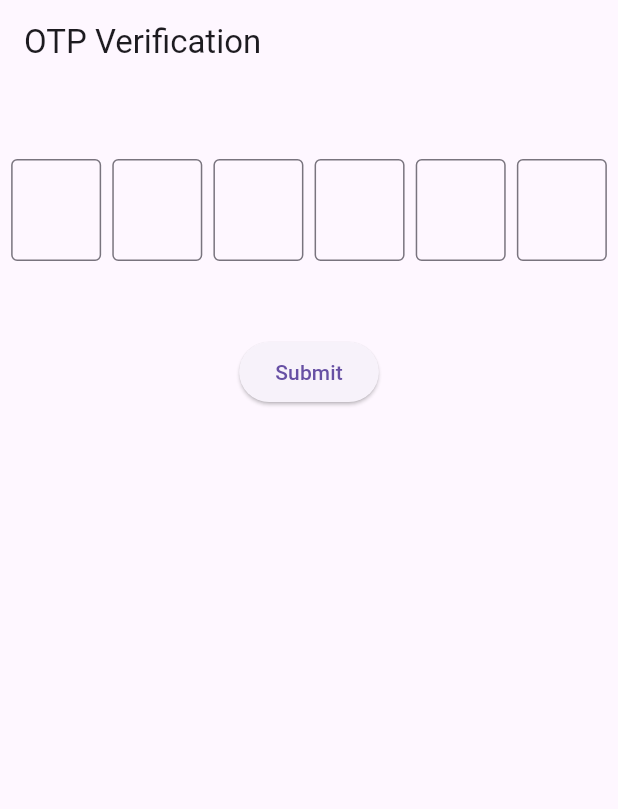
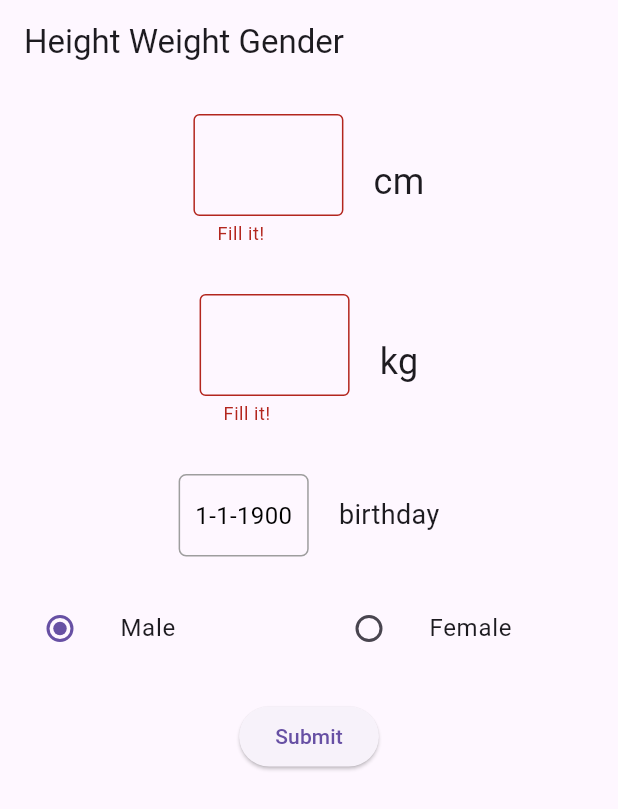
Before and after one commit to B1loliddin/tabib, a Flutter app: the screen it shows after launch, after a tap on "Submit", on a phone screen of 412 x 824 dp. Shown: the top 809 px of the screen. Run offline on Flutter 3.47's test engine with Material 3 defaults, Android fonts, the light colour scheme and no system bars; our stand-ins replace firebase_core, shared_preferences; accounts and stored records are empty; network calls fail.

Commit message:
height weight birthday gender page set up

```diff
--- a/lib/app.dart
+++ b/lib/app.dart
@@ -1,4 +1,5 @@
 import 'package:flutter/material.dart';
+import 'package:tabib/pages/auth/height_weight_gender_page.dart';
 import 'package:tabib/pages/auth/otp_verification_page.dart';
 import 'package:tabib/pages/auth/sign_in_page.dart';
 import 'package:tabib/pages/auth/sign_up_page.dart';
@@ -11,12 +12,13 @@ class Tabib extends StatelessWidget {
   Widget build(BuildContext context) {
     return MaterialApp(
       debugShowCheckedModeBanner: false,
-      initialRoute: 'otp_verification_page',
+      initialRoute: 'height_weight_gender',
       routes: {
         // '/': (context) => SplashPage(),
         'sign_up_page': (context) => SignUpPage(),
         'sign_in_page': (context) => SignInPage(),
         'otp_verification_page': (context) => OtpVerificationPage(email: ''),
+        'height_weight_gender': (context) => HeightWeightGenderPage(),
       },
     );
   }
--- a/lib/main.dart
+++ b/lib/main.dart
@@ -2,8 +2,10 @@
 
 import 'package:firebase_core/firebase_core.dart';
 import 'package:flutter/material.dart';
+import 'package:provider/provider.dart';
 import 'package:tabib/app.dart';
 import 'package:tabib/firebase_options.dart';
+import 'package:tabib/providers/current_user_provider.dart';
 
 void main() {
   runZonedGuarded(
@@ -14,7 +16,14 @@
         options: DefaultFirebaseOptions.currentPlatform,
       );
 
-      runApp(Tabib());
+      runApp(
+        MultiProvider(
+          providers: [
+            ChangeNotifierProvider(create: (context) => CurrentUserProvider()),
+          ],
+          child: Tabib(),
+        ),
+      );
     },
     (error, stack) {
       debugPrint('Error: $error');
--- /dev/null
+++ b/lib/models/user_model.dart
@@ -0,0 +1,54 @@
+enum Gender { male, female }
+
+class UserModel {
+  String id;
+  String firstName;
+  String lastName;
+  String email;
+  String password;
+  DateTime dateOfBirth;
+  int height;
+  double weight;
+  Gender gender;
+
+  UserModel({
+    required this.id,
+    required this.firstName,
+    required this.lastName,
+    required this.email,
+    required this.password,
+    required this.dateOfBirth,
+    required this.height,
+    required this.weight,
+    required this.gender,
+  });
+
+  factory UserModel.fromJson(Map<String, dynamic> json) {
+    return UserModel(
+      id: json['id'] as String,
+      firstName: json['firstName'] as String,
+      lastName: json['lastName'] as String,
+      email: json['email'] as String,
+      password: json['password'] as String,
+      dateOfBirth: DateTime.parse(json['dateOfBirth'] as String),
+      height: json['height'] as int,
+      weight: (json['weight'] as num).toDouble(),
+      gender: Gender.values
+          .firstWhere((e) => e.toString() == 'Gender.${json['gender']}'),
+    );
+  }
+
+  Map<String, dynamic> toJson() {
+    return {
+      'id': id,
+      'firstName': firstName,
+      'lastName': lastName,
+      'email': email,
+      'password': password,
+      'dateOfBirth': dateOfBirth.toIso8601String(),
+      'height': height,
+      'weight': weight,
+      'gender': gender.toString().split('.').last,
+    };
+  }
+}
--- /dev/null
+++ b/lib/pages/auth/height_weight_gender_page.dart
@@ -0,0 +1,255 @@
+import 'package:flutter/material.dart';
+import 'package:flutter/services.dart';
+import 'package:provider/provider.dart';
+import 'package:tabib/models/user_model.dart';
+import 'package:tabib/providers/current_user_provider.dart';
+
+class HeightWeightGenderPage extends StatefulWidget {
+  const HeightWeightGenderPage({super.key});
+
+  @override
+  State<HeightWeightGenderPage> createState() => _HeightWeightGenderPageState();
+}
+
+class _HeightWeightGenderPageState extends State<HeightWeightGenderPage> {
+  final formKey = GlobalKey<FormState>();
+  late final TextEditingController _heightController;
+  late final TextEditingController _weightController;
+  Gender _selectedGender = Gender.male;
+  DateTime _selectedDate = DateTime(1900);
+
+  @override
+  void initState() {
+    super.initState();
+    _initAllControllers();
+  }
+
+  @override
+  void dispose() {
+    super.dispose();
+    _disposeAllControllers();
+  }
+
+  /// #initializations
+  void _initAllControllers() {
+    _heightController = TextEditingController();
+    _weightController = TextEditingController();
+  }
+
+  void _disposeAllControllers() {
+    _heightController.dispose();
+    _weightController.dispose();
+  }
+
+  /// #main functions
+  void _selectDate(BuildContext context) async {
+    final DateTime? picked = await showDatePicker(
+      context: context,
+      initialDate: DateTime.now(),
+      firstDate: DateTime(1900),
+      lastDate: DateTime.now(),
+    );
+    if (picked != null && picked != _selectedDate) {
+      setState(() {
+        _selectedDate = picked;
+      });
+    }
+  }
+
+  void _submitButtonOnPressed() {
+    if (formKey.currentState!.validate()) {
+      final int height = int.parse(_heightController.text.trim());
+      final double weight = double.parse(_weightController.text.trim());
+
+      context.read<CurrentUserProvider>().changeHeightWeightGender(
+            _selectedDate,
+            height,
+            weight,
+            _selectedGender,
+          );
+
+      Navigator.pushNamedAndRemoveUntil(context, '', (route) => false);
+    } else {}
+  }
+
+  @override
+  Widget build(BuildContext context) {
+    return Scaffold(
+      appBar: AppBar(
+        title: Text('Height Weight Gender'),
+      ),
+      body: Center(
+        child: Column(
+          children: [
+            SizedBox(height: 20),
+
+            /// #
+            Form(
+              key: formKey,
+              child: Column(
+                children: [
+                  /// #
+                  Row(
+                    mainAxisAlignment: MainAxisAlignment.center,
+                    children: [
+                      /// #
+                      SizedBox(
+                        width: 100,
+                        height: 90,
+                        child: TextFormField(
+                          textAlign: TextAlign.center,
+                          controller: _heightController,
+                          textInputAction: TextInputAction.next,
+                          style: Theme.of(context).textTheme.headlineMedium,
+                          decoration: const InputDecoration(
+                            border: OutlineInputBorder(),
+                          ),
+                          inputFormatters: [
+                            LengthLimitingTextInputFormatter(3),
+                            FilteringTextInputFormatter.digitsOnly,
+                          ],
+                          validator: (String? value) {
+                            if (value?.isEmpty ?? true) {
+                              return 'Fill it!';
+                            }
+
+                            return null;
+                          },
+                        ),
+                      ),
+                      SizedBox(width: 20),
+
+                      /// #
+                      Text(
+                        'cm',
+                        style: TextStyle(fontSize: 24),
+                      ),
+                    ],
+                  ),
+                  SizedBox(height: 30),
+
+                  /// #
+                  Row(
+                    mainAxisAlignment: MainAxisAlignment.center,
+                    children: [
+                      /// #
+                      SizedBox(
+                        width: 100,
+                        height: 90,
+                        child: TextFormField(
+                          textAlign: TextAlign.center,
+                          controller: _weightController,
+                          textInputAction: TextInputAction.next,
+                          style: Theme.of(context).textTheme.headlineMedium,
+                          keyboardType: const TextInputType.numberWithOptions(
+                            decimal: true,
+                          ),
+                          decoration: const InputDecoration(
+                            border: OutlineInputBorder(),
+                          ),
+                          inputFormatters: [
+                            LengthLimitingTextInputFormatter(4),
+                            FilteringTextInputFormatter.allow(
+                              RegExp(r'^\d*\.?\d{0,2}'),
+                            ),
+                          ],
+                          validator: (String? value) {
+                            if (value?.isEmpty ?? true) {
+                              return 'Fill it!';
+                            }
+
+                            return null;
+                          },
+                        ),
+                      ),
+                      SizedBox(width: 20),
+
+                      /// #
+                      Text(
+                        'kg',
+                        style: TextStyle(fontSize: 24),
+                      ),
+                    ],
+                  ),
+                  SizedBox(height: 30),
+                ],
+              ),
+            ),
+
+            /// #
+            Row(
+              mainAxisAlignment: MainAxisAlignment.center,
+              children: [
+                GestureDetector(
+                  onTap: () => _selectDate(context),
+                  child: Container(
+                    padding: EdgeInsets.symmetric(vertical: 15, horizontal: 10),
+                    decoration: BoxDecoration(
+                      border: Border.all(color: Colors.grey),
+                      borderRadius: BorderRadius.circular(5),
+                    ),
+                    child: Text(
+                      _selectedDate == null
+                          ? 'Select Date'
+                          : '${_selectedDate!.day}-${_selectedDate!.month}-${_selectedDate!.year}',
+                      style: TextStyle(fontSize: 16, color: Colors.black),
+                    ),
+                  ),
+                ),
+                SizedBox(width: 20),
+
+                /// #
+                Text(
+                  'birthday',
+                  style: TextStyle(fontSize: 18),
+                ),
+              ],
+            ),
+            SizedBox(height: 20),
+
+            /// #
+            Row(
+              children: [
+                Expanded(
+                  child: ListTile(
+                    title: const Text('Male'),
+                    leading: Radio<Gender>(
+                      value: Gender.male,
+                      groupValue: _selectedGender,
+                      onChanged: (Gender? value) {
+                        setState(() {
+                          _selectedGender = value ?? Gender.male;
+                        });
+                      },
+                    ),
+                  ),
+                ),
+                Expanded(
+                  child: ListTile(
+                    title: const Text('Female'),
+                    leading: Radio<Gender>(
+                      value: Gender.female,
+                      groupValue: _selectedGender,
+                      onChanged: (Gender? value) {
+                        setState(() {
+                          _selectedGender = value ?? Gender.female;
+                        });
+                      },
+                    ),
+                  ),
+                ),
+              ],
+            ),
+            SizedBox(height: 20),
+
+            /// #
+            ElevatedButton(
+              onPressed: _submitButtonOnPressed,
+              child: Text('Submit'),
+            ),
+          ],
+        ),
+      ),
+    );
+  }
+}
--- a/lib/pages/auth/sign_up_page.dart
+++ b/lib/pages/auth/sign_up_page.dart
@@ -1,6 +1,8 @@
 import 'package:flutter/gestures.dart';
 import 'package:flutter/material.dart';
+import 'package:provider/provider.dart';
 import 'package:tabib/pages/auth/otp_verification_page.dart';
+import 'package:tabib/providers/current_user_provider.dart';
 import 'package:tabib/services/auth_service.dart';
 import 'package:tabib/widgets/custom_auth_text_form_field.dart';
 
@@ -66,6 +68,13 @@ class _SignUpPageState extends State<SignUpPage> {
         email: email,
         password: password,
       );
+
+      context.read<CurrentUserProvider>().changeFirstLastNameEmailPassword(
+            firstName,
+            lastName,
+            email,
+            password,
+          );
 
       Navigator.push(
         context,
--- /dev/null
+++ b/lib/providers/current_user_provider.dart
@@ -0,0 +1,46 @@
+import 'package:flutter/material.dart';
+import 'package:tabib/models/user_model.dart';
+
+class CurrentUserProvider extends ChangeNotifier {
+  UserModel _userModel = UserModel(
+    id: '',
+    firstName: '',
+    lastName: '',
+    email: '',
+    password: '',
+    dateOfBirth: DateTime.now(),
+    height: 0,
+    weight: 0,
+    gender: Gender.male,
+  );
+
+  UserModel get userModel => _userModel;
+
+  void changeFirstLastNameEmailPassword(
+    String firstName,
+    String lastName,
+    String email,
+    String password,
+  ) {
+    userModel.firstName = firstName;
+    userModel.lastName = lastName;
+    userModel.email = email;
+    userModel.password = password;
+
+    notifyListeners();
+  }
+
+  void changeHeightWeightGender(
+    DateTime dateOfBirth,
+    int height,
+    double weight,
+    Gender gender,
+  ) {
+    userModel.dateOfBirth = dateOfBirth;
+    userModel.height = height;
+    userModel.weight = weight;
+    userModel.gender = gender;
+
+    notifyListeners();
+  }
+}
--- a/lib/widgets/custom_auth_text_form_field.dart
+++ b/lib/widgets/custom_auth_text_form_field.dart
@@ -16,8 +16,8 @@ class CustomAuthTextFormField extends StatelessWidget {
   Widget build(BuildContext context) {
     return TextFormField(
       controller: controller,
+      validator: validator,
       textInputAction: TextInputAction.next,
-      validator: validator,
       decoration: InputDecoration(
         hintText: hintText,
         border: const OutlineInputBorder(),
--- a/pubspec.yaml
+++ b/pubspec.yaml
@@ -38,6 +38,7 @@ dependencies:
   firebase_core: ^3.8.0
   http: ^1.2.2
   shared_preferences: ^2.3.3
+  provider: ^6.1.2
 
 dev_dependencies:
   flutter_test:
```
Also changed, not shown: pubspec.lock.
